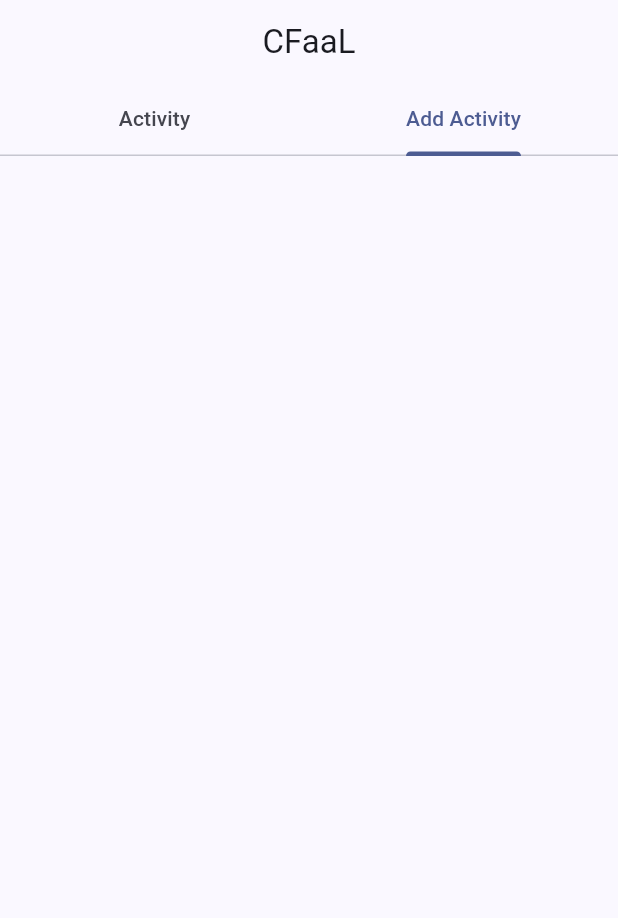
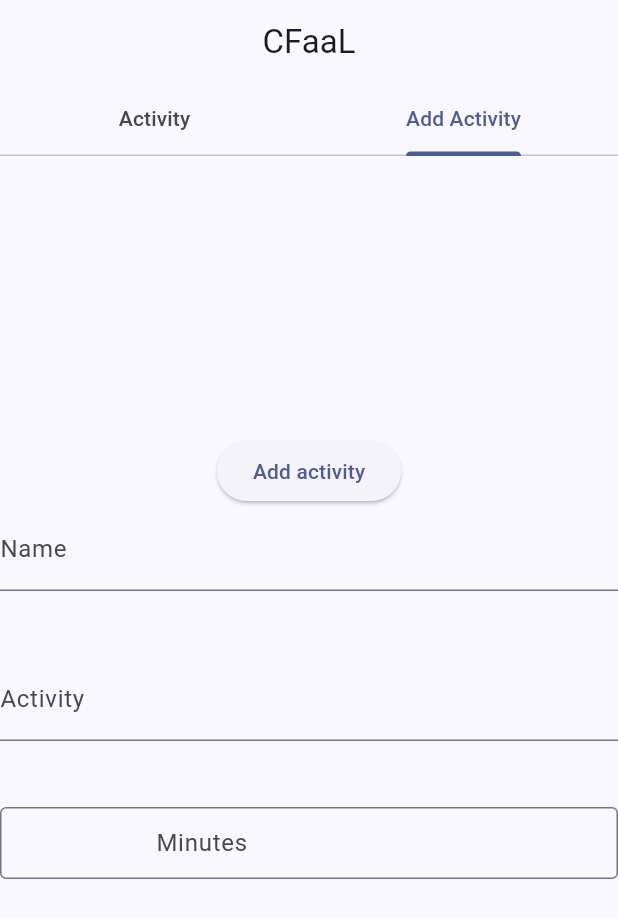
Before and after one commit to JK9400/Flutter-Demo, a Flutter app: the screen it shows after launch, on a phone screen of 412 x 824 dp. Shown: the top 918 px of the screen. Run offline on Flutter 3.47's test engine with Material 3 defaults, Android fonts, the phone set to English and light mode, and no system bars.

Commit message:
working on adding activity funtionality

```diff
--- a/lib/main.dart
+++ b/lib/main.dart
@@ -1,4 +1,5 @@
 import 'package:flutter/material.dart';
+import 'package:flutter/services.dart';
 
 /// Flutter code sample for [AppBar].
 
@@ -68,6 +69,41 @@
             ],
           ),
         ),
+        body: Center(
+          child: Column(
+            mainAxisAlignment: MainAxisAlignment.center, // Center the column vertically
+            crossAxisAlignment: CrossAxisAlignment.center, // Center the children horizontally
+            children: <Widget>[
+              ElevatedButton(
+                onPressed: () {
+                  // Define the action for the first button here
+                  print('Button 1 pressed');
+                },
+                child: const Text('Add activity'),
+              ),
+              const SizedBox(height: 100, child: TextField(
+                decoration: InputDecoration(
+                  labelText: 'Name',
+                ),
+              )), // Add spacing between buttons
+              const SizedBox(height: 100, child: TextField(
+                decoration: InputDecoration(
+                  labelText: 'Activity',
+                ),
+              ),), // Add spacing between buttons
+              SizedBox(height: 100, child: TextField(
+                 decoration: const InputDecoration(labelText: "Minutes", contentPadding: EdgeInsets.symmetric(
+                  horizontal: 100.0,
+                ), border: OutlineInputBorder()),
+                 keyboardType: TextInputType.number,
+                 inputFormatters: <TextInputFormatter>[
+                   FilteringTextInputFormatter.digitsOnly
+                 ], // Only numbers can be entered
+               )), // Add spacing between buttons
+
+            ],
+          ),
+        ),
       ),
     );
   }
```
